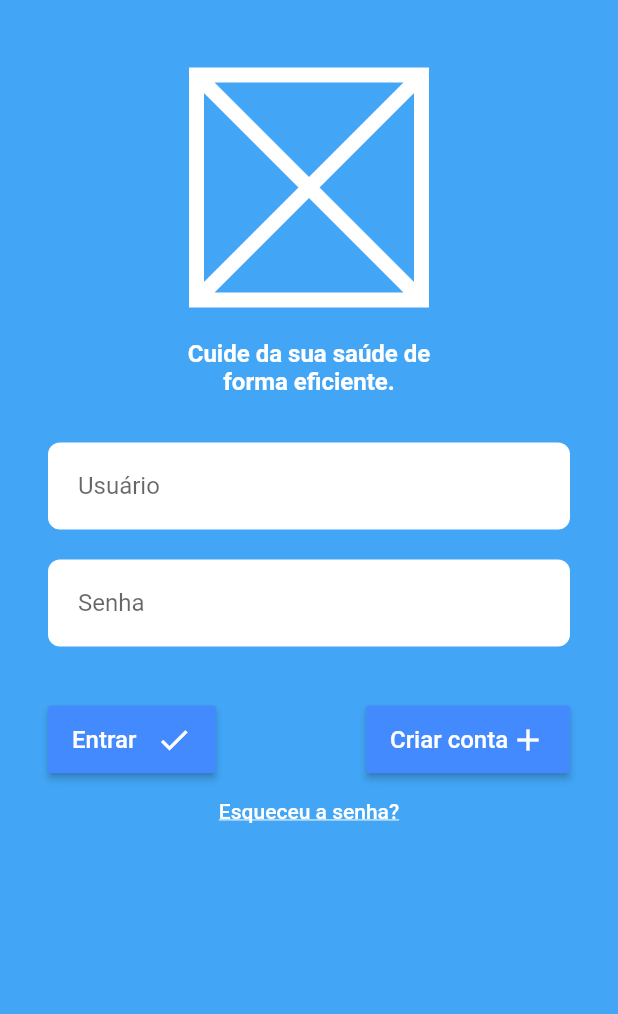
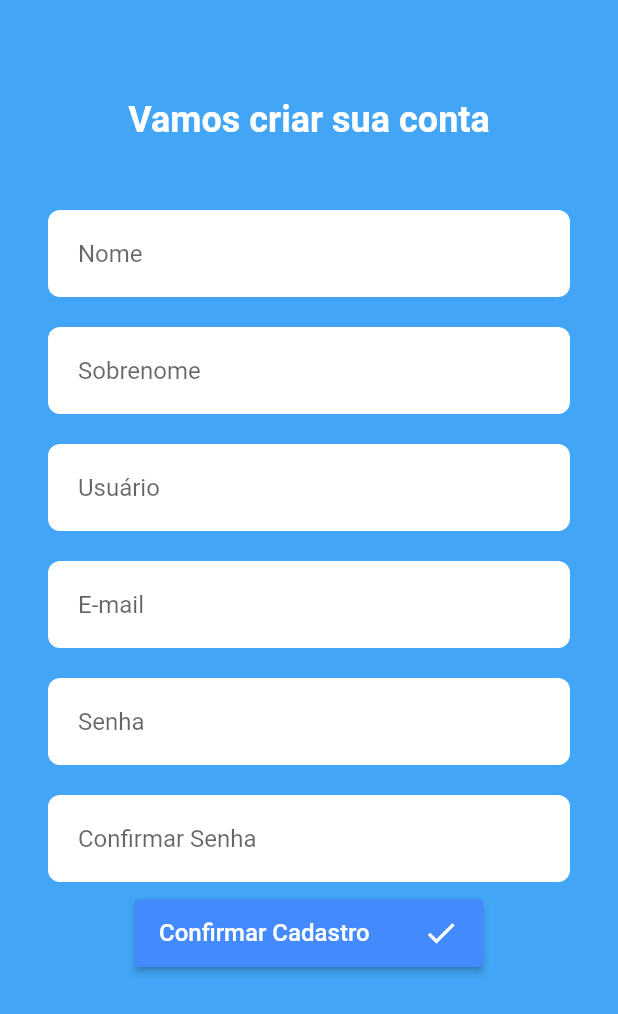
Before and after one commit to BrunoLeonardoRamosRibeiro/healthtechapp, a Flutter app: the screen it shows after launch, after a tap on "Esqueceu a senha?", on a phone screen of 412 x 824 dp. Shown: the top 1014 px of the screen. Run offline on Flutter 3.47's test engine with Material 2 defaults, Android fonts, the light colour scheme and no system bars; our stand-ins replace get, google_fonts; Roboto replaces fonts that are missing (Ubuntu).

Commit message:
Commit 4

```diff
--- a/lib/pages/login/widgets/login_form_widget.dart
+++ b/lib/pages/login/widgets/login_form_widget.dart
@@ -1,4 +1,6 @@
 import 'package:flutter/material.dart';
+import 'package:get/get.dart';
+import 'package:healthtechapp/pages/register/register_page.dart';
 import 'package:healthtechapp/pages/shared/widgets/button_primary_widget.dart';
 import 'package:healthtechapp/pages/shared/widgets/input_primary_widget.dart';
 
@@ -38,7 +40,7 @@ class LoginFormWidget extends StatelessWidget {
           ),
           FlatButton(
             onPressed: () {
-              //TODO: Esqueceu a senha
+              Get.to(RegisterPage());
             },
             child: Text(
               'Esqueceu a senha?',
--- /dev/null
+++ b/lib/pages/register/register_page.dart
@@ -0,0 +1,36 @@
+import 'package:flutter/material.dart';
+import 'package:healthtechapp/pages/register/widgets/register_form_widget.dart';
+
+class RegisterPage extends StatelessWidget {
+  @override
+  Widget build(BuildContext context) {
+    return Scaffold(
+      backgroundColor: Colors.blue[400],
+      body: SingleChildScrollView(
+        child: Center(
+          child: Column(
+            children: [
+              SizedBox(
+                height: 50,
+              ),
+              Center(
+                child: Padding(
+                  padding: const EdgeInsets.symmetric(horizontal:32.0, vertical: 16),
+                  child: Text(
+                    'Vamos criar sua conta',
+                    style: TextStyle(color: Colors.white, fontSize: 24, fontWeight: FontWeight.bold),
+                    textAlign: TextAlign.center,
+                  ),
+                ),
+              ),
+              Padding(
+                padding: const EdgeInsets.symmetric(horizontal: 32),
+                child: RegisterFormWidget(),
+              ),
+            ],
+          ),
+        ),
+      ),
+    );
+  }
+}
--- /dev/null
+++ b/lib/pages/register/widgets/register_form_widget.dart
@@ -0,0 +1,34 @@
+import 'package:flutter/material.dart';
+import 'package:get/get.dart';
+import 'package:healthtechapp/pages/shared/widgets/button_primary_widget.dart';
+import 'package:healthtechapp/pages/shared/widgets/input_primary_widget.dart';
+
+class RegisterFormWidget extends StatelessWidget {
+  @override
+  Widget build(BuildContext context) {
+    return Container(
+      height: MediaQuery.of(context).size.height,
+      width: double.maxFinite,
+      child: Column(
+        children: [
+          SizedBox(height: 20),
+          InputPrimaryWidget(text: "Nome" ,),
+          InputPrimaryWidget(text: "Sobrenome" ,),
+          InputPrimaryWidget(text: "Usuário" ,),
+          InputPrimaryWidget(text: "E-mail" ,),
+          InputPrimaryWidget(text: "Senha", obscureText: true,),
+          InputPrimaryWidget(text: "Confirmar Senha", obscureText: true,),
+          ButtonPrimaryWidget(
+            text: 'Confirmar Cadastro',
+            width: 200,
+            icon: Icons.check,
+            action: () {
+              // TODO: Botão Entrar
+            },
+          ),
+
+        ],
+      ),
+    );
+  }
+}
```
